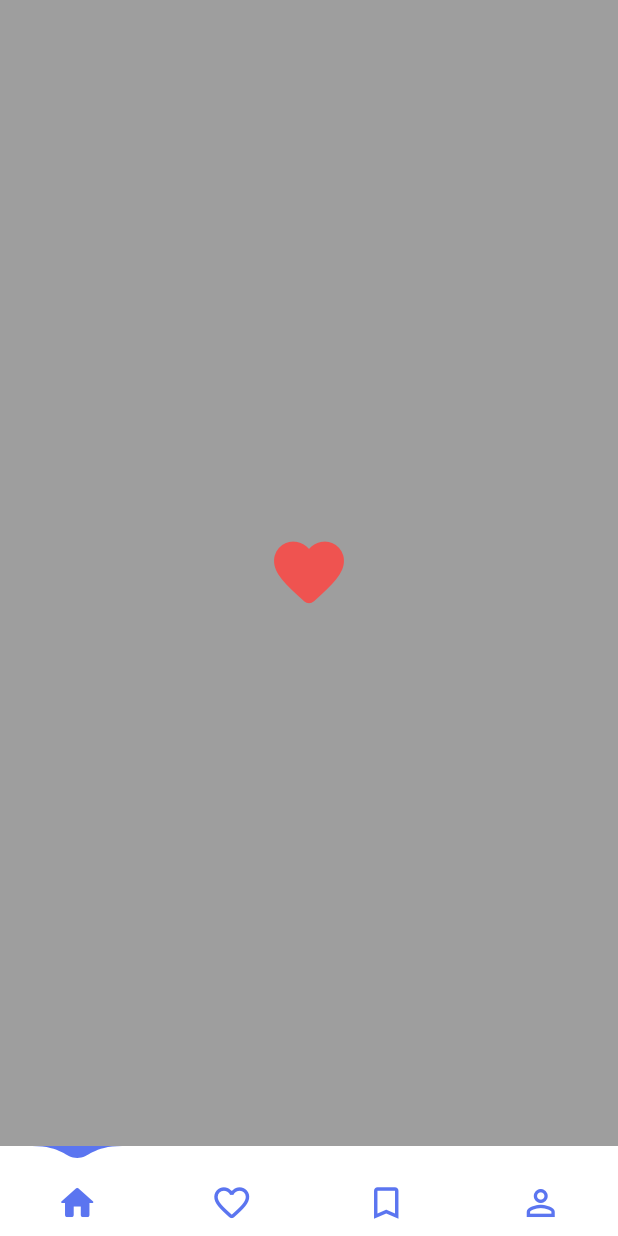
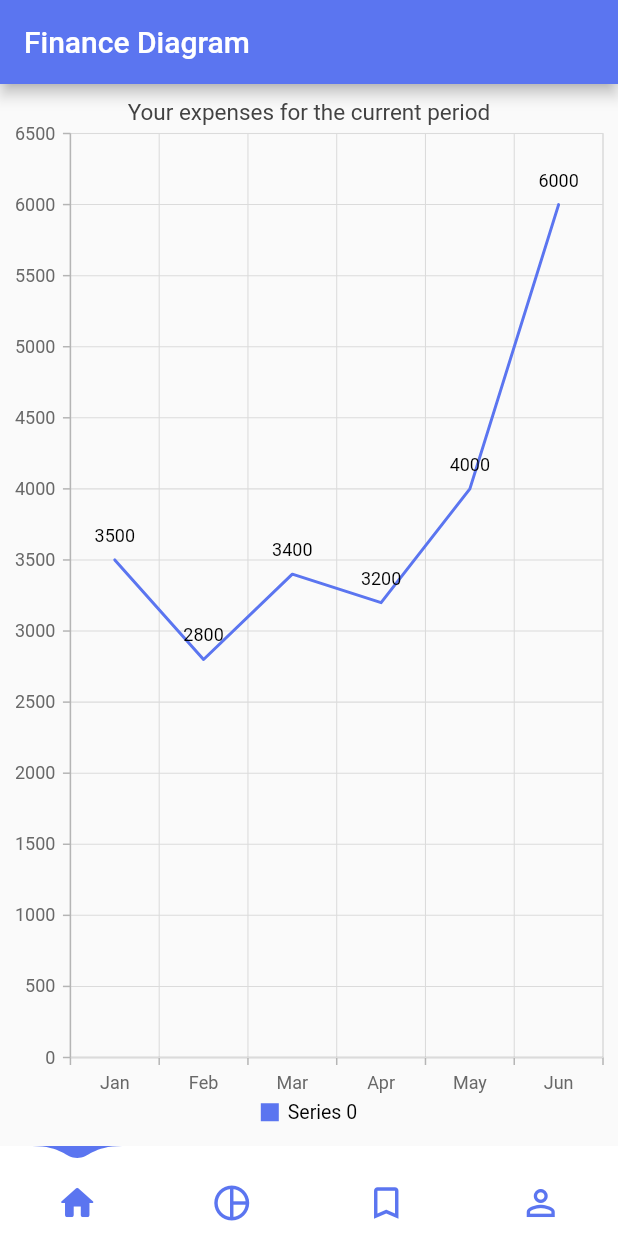
Before and after one commit to ArtemSorin/Finance-App, a Flutter app: the screen it shows after launch, swiped to page 2, on a phone screen of 412 x 824 dp. Run offline on Flutter 3.47's test engine with Material 2 defaults, Android fonts, the phone set to English and light mode, and no system bars; drawn by our look-alikes of water_drop_nav_bar; our stand-ins replace syncfusion_flutter_charts; network calls fail.

Commit message:
adding chart

```diff
--- a/lib/main.dart
+++ b/lib/main.dart
@@ -1,3 +1,4 @@
+import 'package:finance_app/screens/chart.dart';
 import 'package:flutter/material.dart';
 import 'package:flutter/services.dart';
 import 'package:finance_app/screens/valutes.dart';
@@ -56,14 +57,7 @@ class _MyHomePageState extends State<MyHomePage> {
           controller: pageController,
           children: <Widget>[
             const Valutes(),
-            Container(
-              alignment: Alignment.center,
-              child: Icon(
-                Icons.favorite_rounded,
-                size: 56,
-                color: Colors.red[400],
-              ),
-            ),
+            const Chart(),
             Container(
               alignment: Alignment.center,
               child: Icon(
@@ -99,8 +93,8 @@ class _MyHomePageState extends State<MyHomePage> {
               outlinedIcon: Icons.home_outlined,
             ),
             BarItem(
-                filledIcon: Icons.favorite_rounded,
-                outlinedIcon: Icons.favorite_border_rounded),
+                filledIcon: Icons.pie_chart,
+                outlinedIcon: Icons.pie_chart_outline),
             BarItem(
               filledIcon: Icons.bookmark,
               outlinedIcon: Icons.bookmark_border_outlined,
--- /dev/null
+++ b/lib/screens/chart.dart
@@ -0,0 +1,62 @@
+import 'package:flutter/material.dart';
+import 'package:syncfusion_flutter_charts/charts.dart';
+
+class Chart extends StatelessWidget {
+  const Chart({super.key});
+
+  @override
+  Widget build(BuildContext context) {
+    return MaterialApp(
+      title: 'Charts in Flutter',
+      theme: ThemeData(primarySwatch: Colors.blue),
+      home: _MyHomePage(),
+    );
+  }
+}
+
+class _MyHomePage extends StatefulWidget {
+  @override
+  _MyHomePageState createState() => _MyHomePageState();
+}
+
+class _MyHomePageState extends State<_MyHomePage> {
+  @override
+  Widget build(BuildContext context) {
+    return Scaffold(
+        appBar: AppBar(
+          title: const Text('Finance Diagram'),
+          backgroundColor: const Color.fromARGB(255, 91, 117, 240),
+        ),
+        body: SfCartesianChart(
+            primaryXAxis: CategoryAxis(),
+            // Chart title
+            title: ChartTitle(text: 'Your expenses for the current period'),
+            // Enable legend
+            legend: Legend(isVisible: true),
+            // Enable tooltip
+            tooltipBehavior: TooltipBehavior(enable: true),
+            series: <ChartSeries<_Infections, String>>[
+              LineSeries<_Infections, String>(
+                  color: const Color.fromARGB(255, 91, 117, 240),
+                  dataSource: <_Infections>[
+                    _Infections('Jan', 3500),
+                    _Infections('Feb', 2800),
+                    _Infections('Mar', 3400),
+                    _Infections('Apr', 3200),
+                    _Infections('May', 4000),
+                    _Infections('Jun', 6000)
+                  ],
+                  xValueMapper: (_Infections victims, _) => victims.year,
+                  yValueMapper: (_Infections victims, _) => victims.victims,
+                  // Enable data label
+                  dataLabelSettings: const DataLabelSettings(isVisible: true))
+            ]));
+  }
+}
+
+class _Infections {
+  _Infections(this.year, this.victims);
+
+  final String year;
+  final double victims;
+}
--- a/lib/screens/valutes.dart
+++ b/lib/screens/valutes.dart
@@ -19,19 +19,6 @@ class _MyAppState extends State<Valutes> {
   void initState() {
     super.initState();
     futureCoinsList = fetchCoinsList();
-  }
-
-  List<Widget> indicators(imagesLength, currentIndex) {
-    return List<Widget>.generate(imagesLength, (index) {
-      return Container(
-        margin: EdgeInsets.all(3),
-        width: 10,
-        height: 10,
-        decoration: BoxDecoration(
-            color: currentIndex == index ? Colors.black : Colors.black26,
-            shape: BoxShape.circle),
-      );
-    });
   }
 
   @override
@@ -136,18 +123,22 @@ class _MyAppState extends State<Valutes> {
       ),
       home: Scaffold(
         appBar: AppBar(
+          leading: IconButton(
+            icon: const Icon(Icons.notifications),
+            onPressed: () {},
+          ),
           actions: [
             IconButton(
                 onPressed: () => {},
                 icon: const Icon(
                   Icons.add_circle,
-                  color: Color.fromARGB(255, 91, 117, 240),
+                  color: Colors.white,
                 ))
           ],
-          backgroundColor: Colors.white,
+          backgroundColor: const Color.fromARGB(255, 91, 117, 240),
           title: const Text(
-            'Valutes App',
-            style: TextStyle(color: Colors.black),
+            'Finance App',
+            style: TextStyle(color: Colors.white),
           ),
         ),
         body: Center(
--- a/pubspec.yaml
+++ b/pubspec.yaml
@@ -39,6 +39,7 @@ dependencies:
   http: ^0.13.5
   water_drop_nav_bar: ^2.2.0+4
   carousel_slider: ^4.1.1
+  syncfusion_flutter_charts: ^20.3.57
 
 dev_dependencies:
   flutter_test:
```
Also changed, not shown: pubspec.lock.
